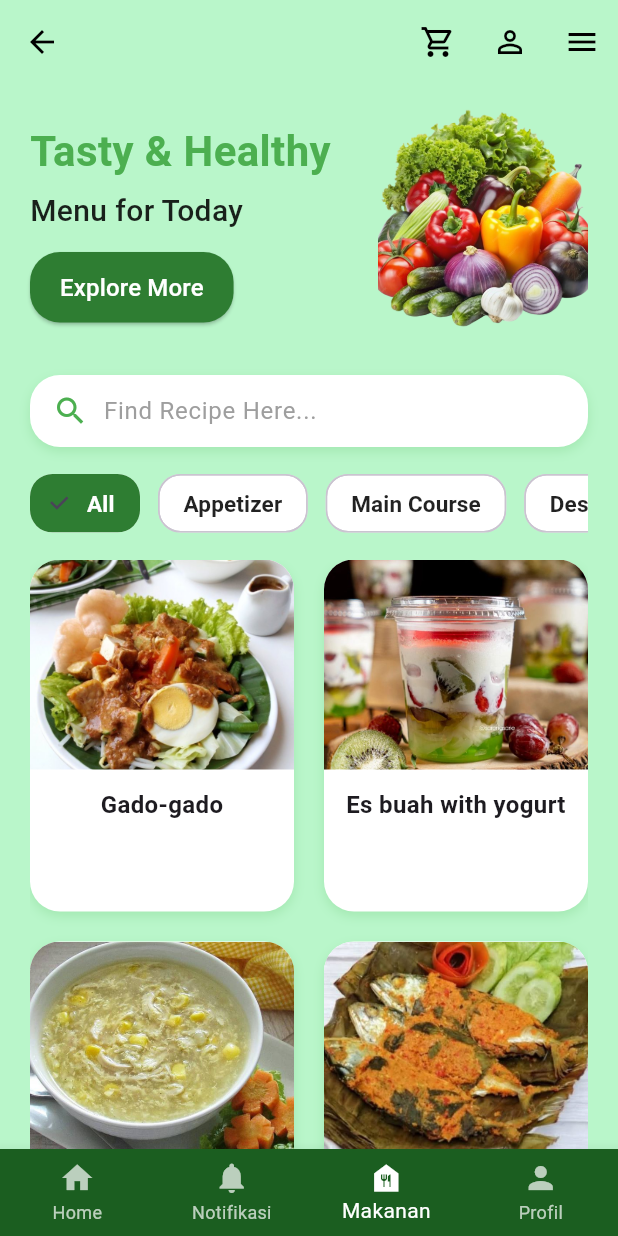
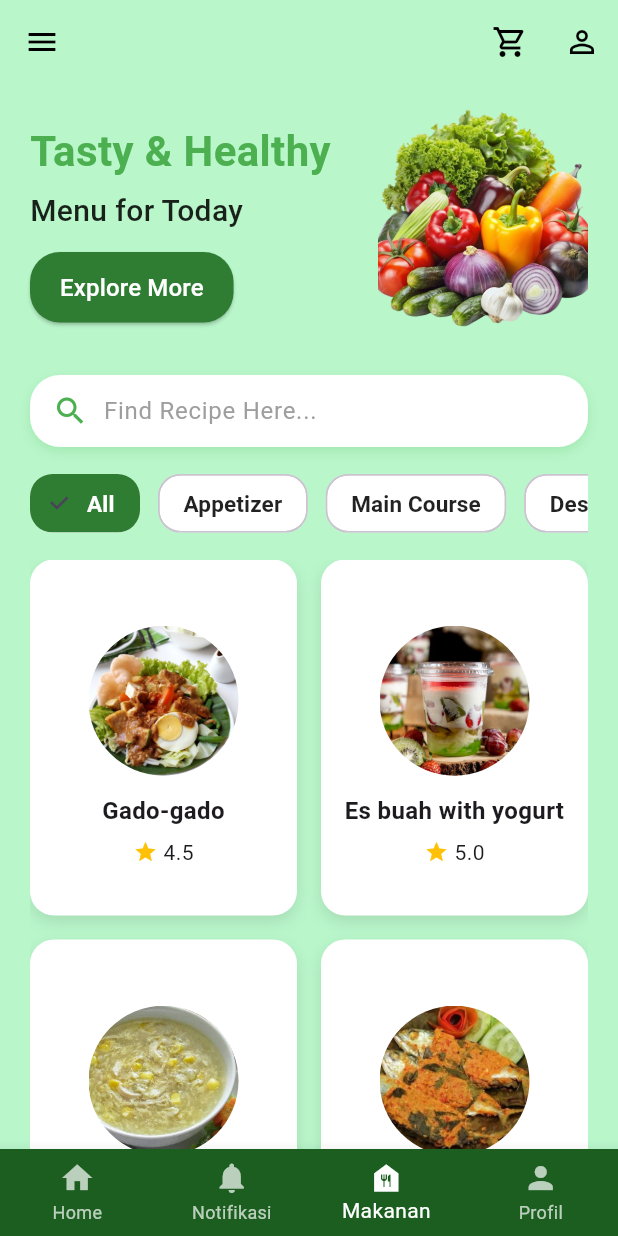
Before and after one commit to Juv-andrew/groupie, a Flutter app: the FoodMenuPage screen opened directly, on a phone screen of 412 x 824 dp. Run offline on Flutter 3.47's test engine with Material 3 defaults, Android fonts, the phone set to English and light mode, and no system bars; our stand-ins replace share_plus, shared_preferences, smooth_page_indicator; accounts and stored records are empty.

Commit message:
jgn lupa pull lek
ngubah design menu

```diff
--- a/lib/health_food/healthy_food.dart
+++ b/lib/health_food/healthy_food.dart
@@ -1,8 +1,6 @@
 import 'dart:convert';
-
 import 'package:flutter/material.dart';
 import 'package:flutter/services.dart' show rootBundle;
-
 import 'package:project/ProfilPage.dart';
 import 'package:project/artikel.dart';
 import 'package:project/main_page.dart';
@@ -11,7 +9,6 @@ import 'package:project/health_food/recipe_page.dart' show RecipePage;
 import 'package:project/health_food/top3_health.dart';
 import 'package:project/health_food/favorite_page.dart';
 import 'package:project/health_food/shop/shop_page.dart';
-
 import 'package:project/health_food/models/food.dart';
 
 class FoodMenuPage extends StatefulWidget {
@@ -22,7 +19,12 @@ class FoodMenuPage extends StatefulWidget {
 }
 
 class _FoodMenuPageState extends State<FoodMenuPage> {
-  final List<String> categories = ['All', 'Appetizer', 'Main Course', 'Dessert'];
+  final List<String> categories = [
+    'All',
+    'Appetizer',
+    'Main Course',
+    'Dessert',
+  ];
 
   String selectedCategory = 'All';
   String searchQuery = '';
@@ -47,13 +49,13 @@ class _FoodMenuPageState extends State<FoodMenuPage> {
     List<Food> filtered = foods;
 
     if (query.isNotEmpty) {
-      filtered = filtered
+      filtered =
+          filtered
               .where((food) => food.title.toLowerCase().contains(query))
               .toList();
     } else if (selectedCategory != 'All') {
-      filtered = filtered
-          .where((food) => food.category == selectedCategory)
-          .toList();
+      filtered =
+          filtered.where((food) => food.category == selectedCategory).toList();
     }
 
     return filtered;
@@ -66,49 +68,59 @@ class _FoodMenuPageState extends State<FoodMenuPage> {
       appBar: AppBar(
         backgroundColor: Colors.transparent,
         elevation: 0,
-        leading: IconButton(
-          icon: const Icon(Icons.arrow_back, color: Colors.black),
-          onPressed: () => Navigator.pop(context),
+        leading: Builder(
+          builder:
+              (context) => IconButton(
+                icon: const Icon(Icons.menu, color: Colors.black),
+                onPressed: () => Scaffold.of(context).openDrawer(),
+              ),
         ),
         actions: [
           IconButton(
             icon: const Icon(Icons.shopping_cart_outlined, color: Colors.black),
-            onPressed: () => Navigator.push(context,
-                MaterialPageRoute(builder: (_) => const ShopPage())),
+            onPressed:
+                () => Navigator.push(
+                  context,
+                  MaterialPageRoute(builder: (_) => const ShopPage()),
+                ),
           ),
           IconButton(
             icon: const Icon(Icons.person_outline, color: Colors.black),
-            onPressed: () => Navigator.push(context,
-                MaterialPageRoute(builder: (_) => const ProfilePage())),
-          ),
-          Builder(
-            builder: (context) => IconButton(
-              icon: const Icon(Icons.menu, color: Colors.black),
-              onPressed: () => Scaffold.of(context).openEndDrawer(),
+            onPressed:
+                () => Navigator.push(
+                  context,
+                  MaterialPageRoute(builder: (_) => const ProfilePage()),
                 ),
           ),
         ],
       ),
-      endDrawer: Drawer(
+      drawer: Drawer(
         child: ListView(
           padding: EdgeInsets.zero,
           children: [
             const DrawerHeader(
               decoration: BoxDecoration(color: Color(0xFFB9F6CA)),
-              child: Text('Menu', style: TextStyle(fontSize: 24, color: Colors.black)),
+              child: Text(
+                'Menu',
+                style: TextStyle(fontSize: 24, color: Colors.black),
+              ),
             ),
             ListTile(
               leading: const Icon(Icons.favorite),
               title: const Text('Favorite'),
-              onTap: () => Navigator.push(
+              onTap:
+                  () => Navigator.push(
                     context,
-                MaterialPageRoute(builder: (_) => const FavoriteRecipesDrawer()),
+                    MaterialPageRoute(
+                      builder: (_) => const FavoriteRecipesDrawer(),
+                    ),
                   ),
             ),
             ListTile(
               leading: const Icon(Icons.article),
               title: const Text('Artikel'),
-              onTap: () => Navigator.push(
+              onTap:
+                  () => Navigator.push(
                     context,
                     MaterialPageRoute(builder: (_) => const ArticlePage()),
                   ),
@@ -116,9 +128,12 @@ class _FoodMenuPageState extends State<FoodMenuPage> {
             ListTile(
               leading: const Icon(Icons.notifications),
               title: const Text('Notifikasi'),
-              onTap: () => Navigator.push(
+              onTap:
+                  () => Navigator.push(
                     context,
-                MaterialPageRoute(builder: (_) => const NotificationsPage()),
+                    MaterialPageRoute(
+                      builder: (_) => const NotificationsPage(),
+                    ),
                   ),
             ),
           ],
@@ -131,7 +146,9 @@ class _FoodMenuPageState extends State<FoodMenuPage> {
             if (snapshot.connectionState == ConnectionState.waiting) {
               return const Center(child: CircularProgressIndicator());
             } else if (snapshot.hasError) {
-              return Center(child: Text('Error loading foods: ${snapshot.error}'));
+              return Center(
+                child: Text('Error loading foods: ${snapshot.error}'),
+              );
             } else if (!snapshot.hasData || snapshot.data!.isEmpty) {
               return const Center(child: Text('No foods found.'));
             }
@@ -141,7 +158,10 @@ class _FoodMenuPageState extends State<FoodMenuPage> {
             return Column(
               children: [
                 Padding(
-                  padding: const EdgeInsets.symmetric(horizontal: 20, vertical: 12),
+                  padding: const EdgeInsets.symmetric(
+                    horizontal: 20,
+                    vertical: 12,
+                  ),
                   child: Row(
                     children: [
                       Expanded(
@@ -171,19 +191,26 @@ class _FoodMenuPageState extends State<FoodMenuPage> {
                                 Navigator.push(
                                   context,
                                   MaterialPageRoute(
-                                      builder: (_) => const Top3Health()),
+                                    builder: (_) => const Top3Health(),
+                                  ),
                                 );
                               },
                               style: ElevatedButton.styleFrom(
                                 backgroundColor: Colors.green[800],
-                                padding: const EdgeInsets.symmetric(horizontal: 20, vertical: 12),
+                                padding: const EdgeInsets.symmetric(
+                                  horizontal: 20,
+                                  vertical: 12,
+                                ),
                                 shape: RoundedRectangleBorder(
                                   borderRadius: BorderRadius.circular(20),
                                 ),
                               ),
                               child: const Text(
                                 'Explore More',
-                                style: TextStyle(fontSize: 16, color: Colors.white),
+                                style: TextStyle(
+                                  fontSize: 16,
+                                  color: Colors.white,
+                                ),
                               ),
                             ),
                           ],
@@ -289,17 +316,19 @@ class _FoodMenuPageState extends State<FoodMenuPage> {
                 const SizedBox(height: 15),
 
                 // Grid of food
+                // Grid of food
                 Expanded(
                   child: Padding(
                     padding: const EdgeInsets.symmetric(horizontal: 20),
                     child: GridView.builder(
-                      itemCount: filteredFoods.length,
-                      gridDelegate: const SliverGridDelegateWithFixedCrossAxisCount(
+                      gridDelegate:
+                          const SliverGridDelegateWithFixedCrossAxisCount(
                             crossAxisCount: 2,
-                        mainAxisSpacing: 20,
-                        crossAxisSpacing: 20,
+                            crossAxisSpacing: 16,
+                            mainAxisSpacing: 16,
                             childAspectRatio: 0.75,
                           ),
+                      itemCount: filteredFoods.length,
                       itemBuilder: (context, index) {
                         final food = filteredFoods[index];
                         return GestureDetector(
@@ -307,11 +336,12 @@ class _FoodMenuPageState extends State<FoodMenuPage> {
                             Navigator.push(
                               context,
                               MaterialPageRoute(
-                                builder: (_) => RecipePage(
+                                builder:
+                                    (_) => RecipePage(
                                       title: food.title,
                                       image: food.image,
                                       description: food.description,
-                                  rating: food.rating,
+                                      rating: food.rating.toString(),
                                     ),
                               ),
                             );
@@ -319,33 +349,32 @@ class _FoodMenuPageState extends State<FoodMenuPage> {
                           child: Container(
                             decoration: BoxDecoration(
                               color: Colors.white,
-                              borderRadius: BorderRadius.circular(20),
+                              borderRadius: BorderRadius.circular(16),
                               boxShadow: [
                                 BoxShadow(
-                                  color: Colors.green.withOpacity(0.2),
-                                  blurRadius: 6,
-                                  offset: const Offset(0, 3),
+                                  color: Colors.black.withOpacity(0.1),
+                                  blurRadius: 8,
+                                  offset: const Offset(0, 4),
                                 ),
                               ],
                             ),
                             child: Column(
-                              crossAxisAlignment: CrossAxisAlignment.center,
+                              mainAxisAlignment: MainAxisAlignment.center,
                               children: [
-                                ClipRRect(
-                                  borderRadius: const BorderRadius.only(
-                                    topLeft: Radius.circular(20),
-                                    topRight: Radius.circular(20),
-                                  ),
-                                  child: Image.asset(
-                                    food.image,
-                                    height: 140,
-                                    width: double.infinity,
+                                const SizedBox(height: 12),
+                                Container(
+                                  height: 100,
+                                  width: 100,
+                                  decoration: BoxDecoration(
+                                    shape: BoxShape.circle,
+                                    image: DecorationImage(
+                                      image: AssetImage(food.image),
                                       fit: BoxFit.cover,
                                     ),
                                   ),
-                                Padding(
-                                  padding: const EdgeInsets.symmetric(vertical: 12, horizontal: 8),
-                                  child: Text(
+                                ),
+                                const SizedBox(height: 12),
+                                Text(
                                   food.title,
                                   style: const TextStyle(
                                     fontWeight: FontWeight.bold,
@@ -353,6 +382,21 @@ class _FoodMenuPageState extends State<FoodMenuPage> {
                                   ),
                                   textAlign: TextAlign.center,
                                 ),
+                                const SizedBox(height: 6),
+                                Row(
+                                  mainAxisAlignment: MainAxisAlignment.center,
+                                  children: [
+                                    const Icon(
+                                      Icons.star,
+                                      color: Colors.amber,
+                                      size: 16,
+                                    ),
+                                    const SizedBox(width: 4),
+                                    Text(
+                                      '${food.rating.toStringAsFixed(1)}',
+                                      style: const TextStyle(fontSize: 14),
+                                    ),
+                                  ],
                                 ),
                               ],
                             ),
@@ -400,8 +444,14 @@ class _FoodMenuPageState extends State<FoodMenuPage> {
         },
         items: const [
           BottomNavigationBarItem(icon: Icon(Icons.home), label: 'Home'),
-          BottomNavigationBarItem(icon: Icon(Icons.notifications), label: 'Notifikasi'),
-          BottomNavigationBarItem(icon: Icon(Icons.food_bank), label: 'Makanan'),
+          BottomNavigationBarItem(
+            icon: Icon(Icons.notifications),
+            label: 'Notifikasi',
+          ),
+          BottomNavigationBarItem(
+            icon: Icon(Icons.food_bank),
+            label: 'Makanan',
+          ),
           BottomNavigationBarItem(icon: Icon(Icons.person), label: 'Profil'),
         ],
       ),
--- a/lib/health_food/models/food.dart
+++ b/lib/health_food/models/food.dart
@@ -3,7 +3,7 @@ class Food {
   final String category;
   final String image;
   final String description;
-  final String rating;
+  final double rating;
 
   Food({
     required this.title,
@@ -19,7 +19,7 @@ class Food {
       category: json['category'],
       image: json['image'],
       description: json['description'],
-      rating: json['rating'],
+      rating: double.tryParse(json['rating'].toString()) ?? 0.0,
     );
   }
 }
```
Also changed, not shown: lib/health_food/recipe_page.dart (+60 -24 lines), pubspec.lock. Lines whose indentation alone changed are shown as unchanged.
